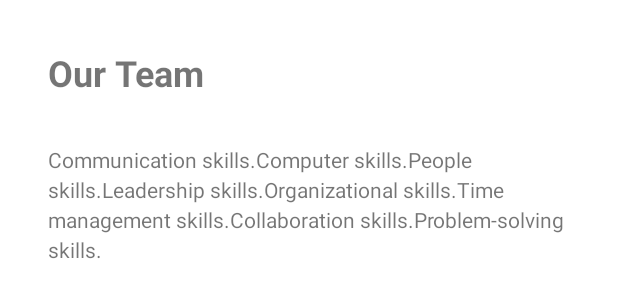
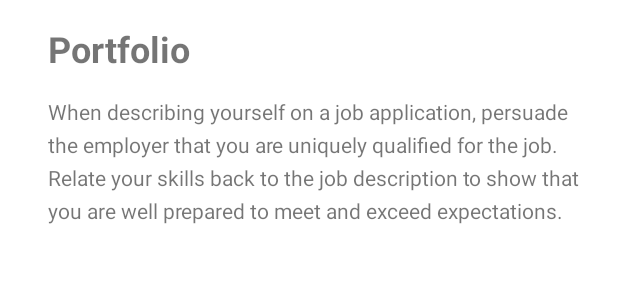
Before and after one commit to DSCKGEC/Resumie, an Android app: the layout fragment_portfolio.xml on its own in the app's theme, with its tools: preview values and no code run, on a phone screen of 412 x 824 dp. Shown: the top 300 px of the screen. Run offline under Robolectric (Android 15) with nearby library versions, the phone set to English and light mode, and no system bars.

Commit message:
added portfolio

```diff
--- a/app/src/main/java/com/example/resumie/MainActivity.java
+++ b/app/src/main/java/com/example/resumie/MainActivity.java
@@ -6,6 +6,7 @@ import androidx.appcompat.app.AppCompatActivity;
 
 import com.example.resumie.CV.CVFragment;
 import com.example.resumie.home.HomeFragment;
+import com.example.resumie.portfolio.PortfolioFragment;
 import com.example.resumie.team.TeamFragment;
 
 public class MainActivity extends AppCompatActivity {
@@ -18,6 +19,11 @@ public class MainActivity extends AppCompatActivity {
 //        setHomeFragment();
 //        setCVFragment();
           setTeamFragment();
+//        setPortfolioFragment();
+    }
+
+    void setPortfolioFragment(){
+        getSupportFragmentManager().beginTransaction().replace(R.id.container,new PortfolioFragment()).commit();
     }
 
     void setCVFragment(){
--- a/app/src/main/res/drawable/item_card.xml
+++ b/app/src/main/res/drawable/item_card.xml
@@ -1,5 +1,6 @@
 <?xml version="1.0" encoding="utf-8"?>
 <shape xmlns:android="http://schemas.android.com/apk/res/android">
         <corners android:radius="16dp"/>
-    <solid android:color="#FBFBFB"/>
+    <stroke android:width="1dip" android:color="#4B595A59"/>
+    <solid android:color="#FBFBFB" />
 </shape>
--- a/app/src/main/res/layout/fragment_home.xml
+++ b/app/src/main/res/layout/fragment_home.xml
@@ -33,7 +33,7 @@
         app:layout_constraintTop_toBottomOf="@+id/textView" />
 
     <TextView
-        android:lineSpacingExtra="4sp"
+        android:lineSpacingExtra="6sp"
         android:id="@+id/textView3"
         android:layout_width="0dp"
         android:layout_height="wrap_content"
@@ -69,7 +69,7 @@
         android:layout_marginTop="8dp"
         android:layout_marginEnd="16dp"
         android:text="@string/text2"
-        android:lineSpacingExtra="4sp"
+        android:lineSpacingExtra="6sp"
         app:layout_constraintEnd_toEndOf="parent"
         app:layout_constraintHorizontal_bias="0.0"
         app:layout_constraintStart_toStartOf="parent"
@@ -91,6 +91,7 @@
 
     <TextView
         android:id="@+id/textView7"
+        android:lineSpacingExtra="6sp"
         android:layout_width="0dp"
         android:layout_height="wrap_content"
         android:layout_marginStart="32dp"
--- a/app/src/main/res/layout/fragment_team.xml
+++ b/app/src/main/res/layout/fragment_portfolio.xml
@@ -1,46 +1,47 @@
 <?xml version="1.0" encoding="utf-8"?>
-<androidx.constraintlayout.widget.ConstraintLayout xmlns:android="http://schemas.android.com/apk/res/android"
+<androidx.constraintlayout.widget.ConstraintLayout
+    xmlns:android="http://schemas.android.com/apk/res/android"
     xmlns:app="http://schemas.android.com/apk/res-auto"
     xmlns:tools="http://schemas.android.com/tools"
     android:layout_width="match_parent"
-    android:layout_height="match_parent"
-    tools:context=".team.TeamFragment">
+    android:layout_height="match_parent">
+
 
     <TextView
         android:textStyle="bold"
         android:textSize="24sp"
-        android:id="@+id/textView9"
+        android:id="@+id/textView12"
         android:layout_width="wrap_content"
         android:layout_height="wrap_content"
         android:layout_marginStart="32dp"
-        android:layout_marginTop="32dp"
-        android:text="@string/our_team"
+        android:layout_marginTop="16dp"
+        android:text="@string/portfolio"
         app:layout_constraintStart_toStartOf="parent"
         app:layout_constraintTop_toTopOf="parent" />
 
     <TextView
-        android:id="@+id/textView10"
+        android:id="@+id/textView13"
         android:layout_width="0dp"
         android:layout_height="wrap_content"
         android:layout_marginStart="32dp"
-        android:layout_marginTop="32dp"
+        android:layout_marginTop="16dp"
         android:layout_marginEnd="16dp"
-        android:lineSpacingExtra="4sp"
-        android:text="@string/skill_despcription"
+        android:lineSpacingExtra="6sp"
+        android:text="@string/text1"
         app:layout_constraintEnd_toEndOf="parent"
         app:layout_constraintStart_toStartOf="parent"
-        app:layout_constraintTop_toBottomOf="@+id/textView9" />
+        app:layout_constraintTop_toBottomOf="@+id/textView12" />
 
     <androidx.recyclerview.widget.RecyclerView
-        android:id="@+id/recyclerview_team"
+        android:id="@+id/recyclerview_portfolio"
         android:layout_width="0dp"
         android:layout_height="0dp"
         android:layout_marginStart="32dp"
         android:layout_marginTop="16dp"
         android:layout_marginEnd="16dp"
-        android:layout_marginBottom="8dp"
+        android:layout_marginBottom="16dp"
         app:layout_constraintBottom_toBottomOf="parent"
         app:layout_constraintEnd_toEndOf="parent"
         app:layout_constraintStart_toStartOf="parent"
-        app:layout_constraintTop_toBottomOf="@+id/textView10" />
+        app:layout_constraintTop_toBottomOf="@+id/textView13" />
 </androidx.constraintlayout.widget.ConstraintLayout>
--- a/app/src/main/res/layout/item_cv.xml
+++ b/app/src/main/res/layout/item_cv.xml
@@ -49,7 +49,7 @@
         android:layout_marginTop="16dp"
         android:layout_marginEnd="8dp"
         android:layout_marginBottom="8dp"
-        android:lineSpacingExtra="4sp"
+        android:lineSpacingExtra="6sp"
         android:padding="8dp"
         android:text="@string/text2"
         app:layout_constraintBottom_toBottomOf="parent"
--- /dev/null
+++ b/app/src/main/res/values/ids.xml
@@ -0,0 +1,4 @@
+<?xml version="1.0" encoding="utf-8"?>
+<resources>
+    <item name="portfolio_text" type="id" />
+</resources>
--- a/app/src/main/res/values/strings.xml
+++ b/app/src/main/res/values/strings.xml
@@ -16,4 +16,7 @@
     <string name="user_icon">user icon</string>
     <string name="author_name">Author Name</string>
     <string name="author_description">Hello I am Mark I have made this app. I hope you will love it</string>
+    <string name="portfolio">Portfolio</string>
+    <string name="my_project_1">My project 1</string>
+    <string name="title_activity_bottom_nav">MainActivity</string>
 </resources>
```
Also changed, not shown: app/src/main/java/com/example/resumie/portfolio/PortfolioAdapter.java (added, +53 -0 lines), app/src/main/java/com/example/resumie/portfolio/PortfolioFragment.java (added, +59 -0 lines), app/src/main/java/com/example/resumie/portfolio/PortfolioItem.java (added, +40 -0 lines), app/src/main/res/drawable/ic_dashboard_black_24dp.xml (added, +9 -0 lines), app/src/main/res/drawable/ic_home_black_24dp.xml (added, +9 -0 lines), app/src/main/res/drawable/ic_notifications_black_24dp.xml (added, +9 -0 lines), app/src/main/res/layout/item_portfolio.xml (added, +19 -0 lines), app/src/main/res/layout/item_team.xml (+5 -4 lines).
